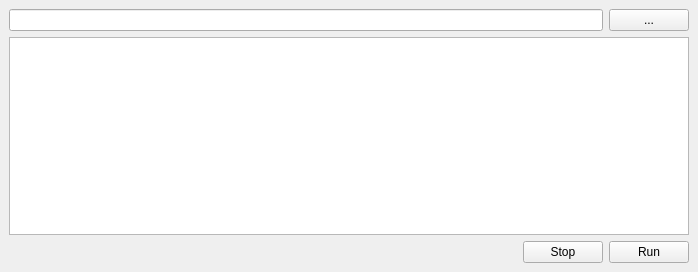
This is slidecrop/resources/batch.ui in drmatthews/slidecrop_pyqt as Qt 5 draws it before an edit. The edited form follows.
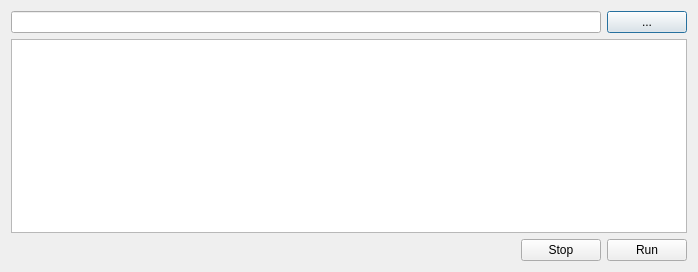
This is the edited form. Icons and pictures are not drawn.

Commit message: run app from __main__ and fixed up behaviour of batch dialog

Diff of the .ui file:
```diff
--- a/slidecrop/resources/batch.ui
+++ b/slidecrop/resources/batch.ui
@@ -1,7 +1,7 @@
 <?xml version="1.0" encoding="UTF-8"?>
 <ui version="4.0">
- <class>MainWindow</class>
- <widget class="QMainWindow" name="MainWindow">
+ <class>Dialog</class>
+ <widget class="QDialog" name="Dialog">
   <property name="geometry">
    <rect>
     <x>0</x>
@@ -17,11 +17,7 @@
    <iconset resource="resources.qrc">
     <normaloff>:/newPrefix/icon.ico</normaloff>:/newPrefix/icon.ico</iconset>
   </property>
-  <widget class="QWidget" name="centralwidget">
    <layout class="QGridLayout" name="gridLayout">
-    <item row="5" column="0">
-     <widget class="QTableWidget" name="batch_table_widget"/>
-    </item>
     <item row="0" column="0">
      <layout class="QHBoxLayout" name="horizontalLayout_3">
       <item>
@@ -40,7 +36,10 @@
       </item>
      </layout>
     </item>
-    <item row="6" column="0">
+   <item row="1" column="0">
+    <widget class="QTableWidget" name="batch_table_widget"/>
+   </item>
+   <item row="2" column="0">
      <layout class="QHBoxLayout" name="horizontalLayout_2">
       <item>
        <spacer name="horizontalSpacer_2">
@@ -72,7 +71,6 @@
      </layout>
     </item>
    </layout>
-  </widget>
  </widget>
  <resources>
   <include location="resources.qrc"/>
```
Lines whose indentation alone changed are shown as unchanged. The commit also changes 17 other files.
